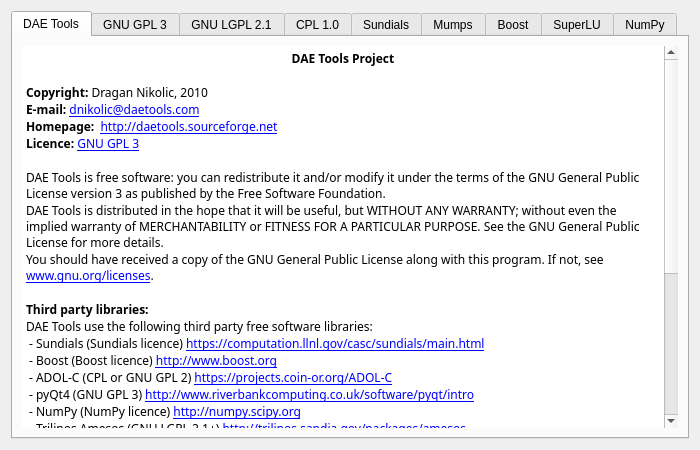
v1kko/daetools, file trunk/python-files/daePlotter/about.ui: the form before one commit.
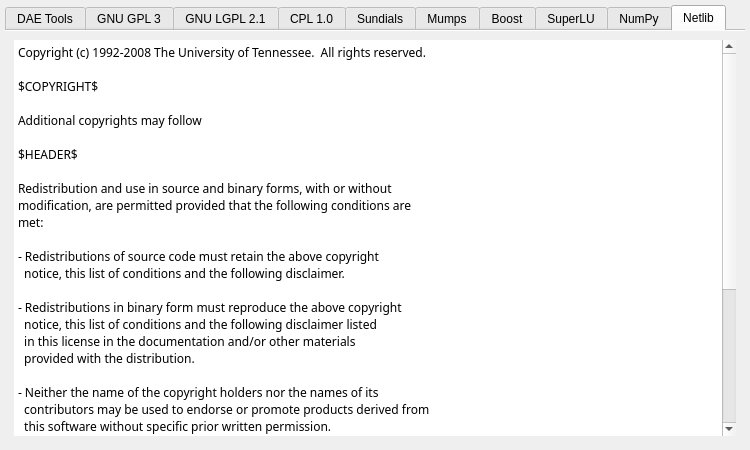
The form after the commit. The open tabs and pages were chosen to show the change. Icons and pictures are not drawn.

What changed in the file:
```diff
--- a/trunk/python-files/daePlotter/about.ui
+++ b/trunk/python-files/daePlotter/about.ui
@@ -6,7 +6,7 @@
    <rect>
     <x>0</x>
     <y>0</y>
-    <width>700</width>
+    <width>750</width>
     <height>450</height>
    </rect>
   </property>
@@ -18,6 +18,12 @@
     <normaloff>images/app.png</normaloff>images/app.png</iconset>
   </property>
   <layout class="QVBoxLayout" name="verticalLayout_9">
+   <property name="spacing">
+    <number>3</number>
+   </property>
+   <property name="margin">
+    <number>5</number>
+   </property>
    <item>
     <widget class="QTabWidget" name="tabWidget">
      <property name="tabPosition">
@@ -29,6 +35,9 @@
      <property name="currentIndex">
       <number>0</number>
      </property>
+     <property name="documentMode">
+      <bool>true</bool>
+     </property>
      <widget class="QWidget" name="tab">
       <attribute name="title">
        <string>DAE Tools</string>
@@ -78,16 +87,19 @@
 &lt;p style=&quot; margin-top:0px; margin-bottom:0px; margin-left:0px; margin-right:0px; -qt-block-indent:0; text-indent:0px;&quot;&gt;&lt;span style=&quot; font-size:9pt;&quot;&gt; - ADOL-C (CPL or GNU GPL 2) &lt;/span&gt;&lt;a href=&quot;https://projects.coin-or.org/ADOL-C&quot;&gt;&lt;span style=&quot; font-size:9pt; text-decoration: underline; color:#0000ff;&quot;&gt;https://projects.coin-or.org/ADOL-C&lt;/span&gt;&lt;/a&gt;&lt;/p&gt;
 &lt;p style=&quot; margin-top:0px; margin-bottom:0px; margin-left:0px; margin-right:0px; -qt-block-indent:0; text-indent:0px;&quot;&gt;&lt;span style=&quot; font-size:9pt;&quot;&gt; - pyQt4 (GNU GPL 3) &lt;/span&gt;&lt;a href=&quot;http://qt.nokia.com, http://www.riverbankcomputing.co.uk/software/pyqt/intro&quot;&gt;&lt;span style=&quot; font-size:9pt; text-decoration: underline; color:#0000ff;&quot;&gt;http://www.riverbankcomputing.co.uk/software/pyqt/intro&lt;/span&gt;&lt;/a&gt;&lt;/p&gt;
 &lt;p style=&quot; margin-top:0px; margin-bottom:0px; margin-left:0px; margin-right:0px; -qt-block-indent:0; text-indent:0px;&quot;&gt;&lt;span style=&quot; font-size:9pt;&quot;&gt; - NumPy (NumPy licence) &lt;/span&gt;&lt;a href=&quot;http://numpy.scipy.org&quot;&gt;&lt;span style=&quot; font-size:9pt; text-decoration: underline; color:#0000ff;&quot;&gt;http://numpy.scipy.org&lt;/span&gt;&lt;/a&gt;&lt;/p&gt;
+&lt;p style=&quot; margin-top:0px; margin-bottom:0px; margin-left:0px; margin-right:0px; -qt-block-indent:0; text-indent:0px;&quot;&gt;&lt;span style=&quot; font-size:9pt;&quot;&gt; - Blas/Lapack/CLapack (Netlib licence) &lt;/span&gt;&lt;a href=&quot;http://www.netlib.org&quot;&gt;&lt;span style=&quot; font-size:9pt; text-decoration: underline; color:#0000ff;&quot;&gt;http://www.netlib.org&lt;/span&gt;&lt;/a&gt;&lt;/p&gt;
+&lt;p style=&quot; margin-top:0px; margin-bottom:0px; margin-left:0px; margin-right:0px; -qt-block-indent:0; text-indent:0px;&quot;&gt;&lt;span style=&quot; font-size:9pt;&quot;&gt; - Atlas (Netlib licence) &lt;/span&gt;&lt;a href=&quot;http://math-atlas.sourceforge.net&quot;&gt;&lt;span style=&quot; font-size:9pt; text-decoration: underline; color:#0000ff;&quot;&gt;http://math-atlas.sourceforge.net&lt;/span&gt;&lt;/a&gt;&lt;/p&gt;
 &lt;p style=&quot; margin-top:0px; margin-bottom:0px; margin-left:0px; margin-right:0px; -qt-block-indent:0; text-indent:0px;&quot;&gt;&lt;span style=&quot; font-size:9pt;&quot;&gt; - Trilinos Amesos (GNU LGPL 2.1+) &lt;/span&gt;&lt;a href=&quot;http://trilinos.sandia.gov/packages/amesos&quot;&gt;&lt;span style=&quot; font-size:9pt; text-decoration: underline; color:#0000ff;&quot;&gt;http://trilinos.sandia.gov/packages/amesos&lt;/span&gt;&lt;/a&gt;&lt;/p&gt;
 &lt;p style=&quot; margin-top:0px; margin-bottom:0px; margin-left:0px; margin-right:0px; -qt-block-indent:0; text-indent:0px;&quot;&gt;&lt;span style=&quot; font-size:9pt;&quot;&gt; - SuperLU (SuperLU licence) &lt;/span&gt;&lt;a href=&quot;http://crd.lbl.gov/~xiaoye/SuperLU/index.html&quot;&gt;&lt;span style=&quot; font-size:9pt; text-decoration: underline; color:#0000ff;&quot;&gt;http://crd.lbl.gov/~xiaoye/SuperLU/index.html&lt;/span&gt;&lt;/a&gt;&lt;/p&gt;
 &lt;p style=&quot; margin-top:0px; margin-bottom:0px; margin-left:0px; margin-right:0px; -qt-block-indent:0; text-indent:0px;&quot;&gt;&lt;span style=&quot; font-size:9pt;&quot;&gt; - Umfpack (GNU GPL 2+) &lt;/span&gt;&lt;a href=&quot;http://www.cise.ufl.edu/research/sparse/umfpack&quot;&gt;&lt;span style=&quot; font-size:9pt; text-decoration: underline; color:#0000ff;&quot;&gt;http://www.cise.ufl.edu/research/sparse/umfpack&lt;/span&gt;&lt;/a&gt;&lt;/p&gt;
-&lt;p style=&quot; margin-top:0px; margin-bottom:0px; margin-left:0px; margin-right:0px; -qt-block-indent:0; text-indent:0px;&quot;&gt;&lt;span style=&quot; font-size:9pt;&quot;&gt; - IPOPT (CPL) &lt;/span&gt;&lt;a href=&quot;https://projects.coin-or.org/Ipopt&quot;&gt;&lt;span style=&quot; font-size:9pt; text-decoration: underline; color:#0000ff;&quot;&gt;https://projects.coin-or.org/Ipopt&lt;/span&gt;&lt;/a&gt;&lt;/p&gt;
-&lt;p style=&quot; margin-top:0px; margin-bottom:0px; margin-left:0px; margin-right:0px; -qt-block-indent:0; text-indent:0px;&quot;&gt;&lt;span style=&quot; font-size:9pt;&quot;&gt; - Bonmin (CPL) &lt;/span&gt;&lt;a href=&quot;https://projects.coin-or.org/Bonmin&quot;&gt;&lt;span style=&quot; font-size:9pt; text-decoration: underline; color:#0000ff;&quot;&gt;https://projects.coin-or.org/Bonmin&lt;/span&gt;&lt;/a&gt;&lt;/p&gt;
 &lt;p style=&quot; margin-top:0px; margin-bottom:0px; margin-left:0px; margin-right:0px; -qt-block-indent:0; text-indent:0px;&quot;&gt;&lt;span style=&quot; font-size:9pt;&quot;&gt; - MUMPS (public domain) &lt;/span&gt;&lt;a href=&quot;http://graal.ens-lyon.fr/MUMPS&quot;&gt;&lt;span style=&quot; font-size:9pt; text-decoration: underline; color:#0000ff;&quot;&gt;http://graal.ens-lyon.fr/MUMPS&lt;/span&gt;&lt;/a&gt;&lt;/p&gt;
+&lt;p style=&quot; margin-top:0px; margin-bottom:0px; margin-left:0px; margin-right:0px; -qt-block-indent:0; text-indent:0px;&quot;&gt;&lt;span style=&quot; font-size:9pt;&quot;&gt; - PORD (Juergen Schulze, University of Paderborn)&lt;/span&gt;&lt;/p&gt;
+&lt;p style=&quot; margin-top:0px; margin-bottom:0px; margin-left:0px; margin-right:0px; -qt-block-indent:0; text-indent:0px;&quot;&gt;&lt;span style=&quot; font-size:9pt;&quot;&gt; - Bonmin (CPL) &lt;/span&gt;&lt;a href=&quot;https://projects.coin-or.org/Bonmin&quot;&gt;&lt;span style=&quot; font-size:9pt; text-decoration: underline; color:#0000ff;&quot;&gt;https://projects.coin-or.org/Bonmin&lt;/span&gt;&lt;/a&gt;&lt;/p&gt;
 &lt;p style=&quot;-qt-paragraph-type:empty; margin-top:0px; margin-bottom:0px; margin-left:0px; margin-right:0px; -qt-block-indent:0; text-indent:0px; font-size:9pt;&quot;&gt;&lt;/p&gt;
-&lt;p style=&quot; margin-top:0px; margin-bottom:0px; margin-left:0px; margin-right:0px; -qt-block-indent:0; text-indent:0px;&quot;&gt;&lt;span style=&quot; font-size:9pt;&quot;&gt;DAE Tools use the following proprietary software libraries:&lt;/span&gt;&lt;/p&gt;
-&lt;p style=&quot; margin-top:0px; margin-bottom:0px; margin-left:0px; margin-right:0px; -qt-block-indent:0; text-indent:0px;&quot;&gt;&lt;span style=&quot; font-size:9pt;&quot;&gt; - Amd ACM &lt;/span&gt;&lt;a href=&quot;http://www.amd.com/acml&quot;&gt;&lt;span style=&quot; font-size:9pt; text-decoration: underline; color:#0000ff;&quot;&gt;http://www.amd.com/acml&lt;/span&gt;&lt;/a&gt;&lt;/p&gt;
-&lt;p style=&quot; margin-top:0px; margin-bottom:0px; margin-left:0px; margin-right:0px; -qt-block-indent:0; text-indent:0px;&quot;&gt;&lt;span style=&quot; font-size:9pt;&quot;&gt; - Intel MKL: &lt;/span&gt;&lt;a href=&quot;http://software.intel.com/en-us/articles/intel-mkl&quot;&gt;&lt;span style=&quot; font-size:9pt; text-decoration: underline; color:#0000ff;&quot;&gt;http://software.intel.com/en-us/articles/intel-mkl&lt;/span&gt;&lt;/a&gt;&lt;/p&gt;
+&lt;p style=&quot; margin-top:0px; margin-bottom:0px; margin-left:0px; margin-right:0px; -qt-block-indent:0; text-indent:0px;&quot;&gt;&lt;span style=&quot; font-size:9pt;&quot;&gt;DAE Tools can optionally use the following proprietary software libraries:&lt;/span&gt;&lt;/p&gt;
+&lt;p style=&quot; margin-top:0px; margin-bottom:0px; margin-left:0px; margin-right:0px; -qt-block-indent:0; text-indent:0px;&quot;&gt;&lt;span style=&quot; font-size:9pt;&quot;&gt; - Amd ACML &lt;/span&gt;&lt;a href=&quot;http://www.amd.com/acml&quot;&gt;&lt;span style=&quot; font-size:9pt; text-decoration: underline; color:#0000ff;&quot;&gt;http://www.amd.com/acml&lt;/span&gt;&lt;/a&gt;&lt;/p&gt;
+&lt;p style=&quot; margin-top:0px; margin-bottom:0px; margin-left:0px; margin-right:0px; -qt-block-indent:0; text-indent:0px;&quot;&gt;&lt;span style=&quot; font-size:9pt;&quot;&gt; - Intel MKL &lt;/span&gt;&lt;a href=&quot;http://software.intel.com/en-us/articles/intel-mkl&quot;&gt;&lt;span style=&quot; font-size:9pt; text-decoration: underline; color:#0000ff;&quot;&gt;http://software.intel.com/en-us/articles/intel-mkl&lt;/span&gt;&lt;/a&gt;&lt;/p&gt;
+&lt;p style=&quot; margin-top:0px; margin-bottom:0px; margin-left:0px; margin-right:0px; -qt-block-indent:0; text-indent:0px;&quot;&gt;&lt;span style=&quot; font-size:9pt;&quot;&gt; - METIS &lt;/span&gt;&lt;a href=&quot;http://glaros.dtc.umn.edu/gkhome/views/metis&quot;&gt;&lt;span style=&quot; font-size:9pt; text-decoration: underline; color:#0000ff;&quot;&gt;http://glaros.dtc.umn.edu/gkhome/views/metis&lt;/span&gt;&lt;/a&gt;&lt;/p&gt;
 &lt;p style=&quot;-qt-paragraph-type:empty; margin-top:0px; margin-bottom:0px; margin-left:0px; margin-right:0px; -qt-block-indent:0; text-indent:0px; font-size:9pt;&quot;&gt;&lt;/p&gt;
 &lt;p style=&quot; margin-top:0px; margin-bottom:0px; margin-left:0px; margin-right:0px; -qt-block-indent:0; text-indent:0px;&quot;&gt;&lt;span style=&quot; font-size:9pt; font-weight:600;&quot;&gt;NOTE:&lt;/span&gt;&lt;/p&gt;
 &lt;p style=&quot; margin-top:0px; margin-bottom:0px; margin-left:0px; margin-right:0px; -qt-block-indent:0; text-indent:0px;&quot;&gt;&lt;span style=&quot; font-size:9pt; font-weight:600;&quot;&gt;It is YOUR RESPONSIBILITY to ensure that you are entitled to download and use &lt;/span&gt;&lt;/p&gt;
@@ -1930,6 +1942,83 @@
        </item>
       </layout>
      </widget>
+     <widget class="QWidget" name="tab_8">
+      <attribute name="title">
+       <string>Netlib</string>
+      </attribute>
+      <layout class="QVBoxLayout" name="verticalLayout_16">
+       <item>
+        <layout class="QVBoxLayout" name="verticalLayout_22">
+         <item>
+          <widget class="QTextEdit" name="textSundials_9">
+           <property name="font">
+            <font>
+             <family>Sans Serif</family>
+            </font>
+           </property>
+           <property name="frameShape">
+            <enum>QFrame::NoFrame</enum>
+           </property>
+           <property name="frameShadow">
+            <enum>QFrame::Plain</enum>
+           </property>
+           <property name="undoRedoEnabled">
+            <bool>false</bool>
+           </property>
+           <property name="lineWrapMode">
+            <enum>QTextEdit::WidgetWidth</enum>
+           </property>
+           <property name="html">
+            <string>&lt;!DOCTYPE HTML PUBLIC &quot;-//W3C//DTD HTML 4.0//EN&quot; &quot;http://www.w3.org/TR/REC-html40/strict.dtd&quot;&gt;
+&lt;html&gt;&lt;head&gt;&lt;meta name=&quot;qrichtext&quot; content=&quot;1&quot; /&gt;&lt;style type=&quot;text/css&quot;&gt;
+p, li { white-space: pre-wrap; }
+&lt;/style&gt;&lt;/head&gt;&lt;body style=&quot; font-family:'Sans Serif'; font-size:10pt; font-weight:400; font-style:normal;&quot;&gt;
+&lt;p style=&quot; margin-top:12px; margin-bottom:0px; margin-left:0px; margin-right:0px; -qt-block-indent:0; text-indent:0px;&quot;&gt;&lt;span style=&quot; font-family:'Courier New,courier'; font-size:9pt;&quot;&gt;Copyright (c) 1992-2008 The University of Tennessee.  All rights reserved.&lt;/span&gt;&lt;/p&gt;
+&lt;p style=&quot;-qt-paragraph-type:empty; margin-top:0px; margin-bottom:0px; margin-left:0px; margin-right:0px; -qt-block-indent:0; text-indent:0px; font-family:'Courier New,courier'; font-size:9pt;&quot;&gt;&lt;/p&gt;
+&lt;p style=&quot; margin-top:0px; margin-bottom:0px; margin-left:0px; margin-right:0px; -qt-block-indent:0; text-indent:0px;&quot;&gt;&lt;span style=&quot; font-family:'Courier New,courier'; font-size:9pt;&quot;&gt;$COPYRIGHT$&lt;/span&gt;&lt;/p&gt;
+&lt;p style=&quot;-qt-paragraph-type:empty; margin-top:0px; margin-bottom:0px; margin-left:0px; margin-right:0px; -qt-block-indent:0; text-indent:0px; font-family:'Courier New,courier'; font-size:9pt;&quot;&gt;&lt;/p&gt;
+&lt;p style=&quot; margin-top:0px; margin-bottom:0px; margin-left:0px; margin-right:0px; -qt-block-indent:0; text-indent:0px;&quot;&gt;&lt;span style=&quot; font-family:'Courier New,courier'; font-size:9pt;&quot;&gt;Additional copyrights may follow&lt;/span&gt;&lt;/p&gt;
+&lt;p style=&quot;-qt-paragraph-type:empty; margin-top:0px; margin-bottom:0px; margin-left:0px; margin-right:0px; -qt-block-indent:0; text-indent:0px; font-family:'Courier New,courier'; font-size:9pt;&quot;&gt;&lt;/p&gt;
+&lt;p style=&quot; margin-top:0px; margin-bottom:0px; margin-left:0px; margin-right:0px; -qt-block-indent:0; text-indent:0px;&quot;&gt;&lt;span style=&quot; font-family:'Courier New,courier'; font-size:9pt;&quot;&gt;$HEADER$&lt;/span&gt;&lt;/p&gt;
+&lt;p style=&quot;-qt-paragraph-type:empty; margin-top:0px; margin-bottom:0px; margin-left:0px; margin-right:0px; -qt-block-indent:0; text-indent:0px; font-family:'Courier New,courier'; font-size:9pt;&quot;&gt;&lt;/p&gt;
+&lt;p style=&quot; margin-top:0px; margin-bottom:0px; margin-left:0px; margin-right:0px; -qt-block-indent:0; text-indent:0px;&quot;&gt;&lt;span style=&quot; font-family:'Courier New,courier'; font-size:9pt;&quot;&gt;Redistribution and use in source and binary forms, with or without&lt;/span&gt;&lt;/p&gt;
+&lt;p style=&quot; margin-top:0px; margin-bottom:0px; margin-left:0px; margin-right:0px; -qt-block-indent:0; text-indent:0px;&quot;&gt;&lt;span style=&quot; font-family:'Courier New,courier'; font-size:9pt;&quot;&gt;modification, are permitted provided that the following conditions are&lt;/span&gt;&lt;/p&gt;
+&lt;p style=&quot; margin-top:0px; margin-bottom:0px; margin-left:0px; margin-right:0px; -qt-block-indent:0; text-indent:0px;&quot;&gt;&lt;span style=&quot; font-family:'Courier New,courier'; font-size:9pt;&quot;&gt;met:&lt;/span&gt;&lt;/p&gt;
+&lt;p style=&quot;-qt-paragraph-type:empty; margin-top:0px; margin-bottom:0px; margin-left:0px; margin-right:0px; -qt-block-indent:0; text-indent:0px; font-family:'Courier New,courier'; font-size:9pt;&quot;&gt;&lt;/p&gt;
+&lt;p style=&quot; margin-top:0px; margin-bottom:0px; margin-left:0px; margin-right:0px; -qt-block-indent:0; text-indent:0px;&quot;&gt;&lt;span style=&quot; font-family:'Courier New,courier'; font-size:9pt;&quot;&gt;- Redistributions of source code must retain the above copyright&lt;/span&gt;&lt;/p&gt;
+&lt;p style=&quot; margin-top:0px; margin-bottom:0px; margin-left:0px; margin-right:0px; -qt-block-indent:0; text-indent:0px;&quot;&gt;&lt;span style=&quot; font-family:'Courier New,courier'; font-size:9pt;&quot;&gt;  notice, this list of conditions and the following disclaimer. &lt;/span&gt;&lt;/p&gt;
+&lt;p style=&quot; margin-top:0px; margin-bottom:0px; margin-left:0px; margin-right:0px; -qt-block-indent:0; text-indent:0px;&quot;&gt;&lt;span style=&quot; font-family:'Courier New,courier'; font-size:9pt;&quot;&gt;  &lt;/span&gt;&lt;/p&gt;
+&lt;p style=&quot; margin-top:0px; margin-bottom:0px; margin-left:0px; margin-right:0px; -qt-block-indent:0; text-indent:0px;&quot;&gt;&lt;span style=&quot; font-family:'Courier New,courier'; font-size:9pt;&quot;&gt;- Redistributions in binary form must reproduce the above copyright&lt;/span&gt;&lt;/p&gt;
+&lt;p style=&quot; margin-top:0px; margin-bottom:0px; margin-left:0px; margin-right:0px; -qt-block-indent:0; text-indent:0px;&quot;&gt;&lt;span style=&quot; font-family:'Courier New,courier'; font-size:9pt;&quot;&gt;  notice, this list of conditions and the following disclaimer listed&lt;/span&gt;&lt;/p&gt;
+&lt;p style=&quot; margin-top:0px; margin-bottom:0px; margin-left:0px; margin-right:0px; -qt-block-indent:0; text-indent:0px;&quot;&gt;&lt;span style=&quot; font-family:'Courier New,courier'; font-size:9pt;&quot;&gt;  in this license in the documentation and/or other materials&lt;/span&gt;&lt;/p&gt;
+&lt;p style=&quot; margin-top:0px; margin-bottom:0px; margin-left:0px; margin-right:0px; -qt-block-indent:0; text-indent:0px;&quot;&gt;&lt;span style=&quot; font-family:'Courier New,courier'; font-size:9pt;&quot;&gt;  provided with the distribution.&lt;/span&gt;&lt;/p&gt;
+&lt;p style=&quot; margin-top:0px; margin-bottom:0px; margin-left:0px; margin-right:0px; -qt-block-indent:0; text-indent:0px;&quot;&gt;&lt;span style=&quot; font-family:'Courier New,courier'; font-size:9pt;&quot;&gt;  &lt;/span&gt;&lt;/p&gt;
+&lt;p style=&quot; margin-top:0px; margin-bottom:0px; margin-left:0px; margin-right:0px; -qt-block-indent:0; text-indent:0px;&quot;&gt;&lt;span style=&quot; font-family:'Courier New,courier'; font-size:9pt;&quot;&gt;- Neither the name of the copyright holders nor the names of its&lt;/span&gt;&lt;/p&gt;
+&lt;p style=&quot; margin-top:0px; margin-bottom:0px; margin-left:0px; margin-right:0px; -qt-block-indent:0; text-indent:0px;&quot;&gt;&lt;span style=&quot; font-family:'Courier New,courier'; font-size:9pt;&quot;&gt;  contributors may be used to endorse or promote products derived from&lt;/span&gt;&lt;/p&gt;
+&lt;p style=&quot; margin-top:0px; margin-bottom:0px; margin-left:0px; margin-right:0px; -qt-block-indent:0; text-indent:0px;&quot;&gt;&lt;span style=&quot; font-family:'Courier New,courier'; font-size:9pt;&quot;&gt;  this software without specific prior written permission.&lt;/span&gt;&lt;/p&gt;
+&lt;p style=&quot; margin-top:0px; margin-bottom:0px; margin-left:0px; margin-right:0px; -qt-block-indent:0; text-indent:0px;&quot;&gt;&lt;span style=&quot; font-family:'Courier New,courier'; font-size:9pt;&quot;&gt;  &lt;/span&gt;&lt;/p&gt;
+&lt;p style=&quot; margin-top:0px; margin-bottom:0px; margin-left:0px; margin-right:0px; -qt-block-indent:0; text-indent:0px;&quot;&gt;&lt;span style=&quot; font-family:'Courier New,courier'; font-size:9pt;&quot;&gt;THIS SOFTWARE IS PROVIDED BY THE COPYRIGHT HOLDERS AND CONTRIBUTORS&lt;/span&gt;&lt;/p&gt;
+&lt;p style=&quot; margin-top:0px; margin-bottom:0px; margin-left:0px; margin-right:0px; -qt-block-indent:0; text-indent:0px;&quot;&gt;&lt;span style=&quot; font-family:'Courier New,courier'; font-size:9pt;&quot;&gt;&amp;quot;AS IS&amp;quot; AND ANY EXPRESS OR IMPLIED WARRANTIES, INCLUDING, BUT NOT  &lt;/span&gt;&lt;/p&gt;
+&lt;p style=&quot; margin-top:0px; margin-bottom:0px; margin-left:0px; margin-right:0px; -qt-block-indent:0; text-indent:0px;&quot;&gt;&lt;span style=&quot; font-family:'Courier New,courier'; font-size:9pt;&quot;&gt;LIMITED TO, THE IMPLIED WARRANTIES OF MERCHANTABILITY AND FITNESS FOR&lt;/span&gt;&lt;/p&gt;
+&lt;p style=&quot; margin-top:0px; margin-bottom:0px; margin-left:0px; margin-right:0px; -qt-block-indent:0; text-indent:0px;&quot;&gt;&lt;span style=&quot; font-family:'Courier New,courier'; font-size:9pt;&quot;&gt;A PARTICULAR PURPOSE ARE DISCLAIMED. IN NO EVENT SHALL THE COPYRIGHT &lt;/span&gt;&lt;/p&gt;
+&lt;p style=&quot; margin-top:0px; margin-bottom:0px; margin-left:0px; margin-right:0px; -qt-block-indent:0; text-indent:0px;&quot;&gt;&lt;span style=&quot; font-family:'Courier New,courier'; font-size:9pt;&quot;&gt;OWNER OR CONTRIBUTORS BE LIABLE FOR ANY DIRECT, INDIRECT, INCIDENTAL,&lt;/span&gt;&lt;/p&gt;
+&lt;p style=&quot; margin-top:0px; margin-bottom:0px; margin-left:0px; margin-right:0px; -qt-block-indent:0; text-indent:0px;&quot;&gt;&lt;span style=&quot; font-family:'Courier New,courier'; font-size:9pt;&quot;&gt;SPECIAL, EXEMPLARY, OR CONSEQUENTIAL DAMAGES (INCLUDING, BUT NOT&lt;/span&gt;&lt;/p&gt;
+&lt;p style=&quot; margin-top:0px; margin-bottom:0px; margin-left:0px; margin-right:0px; -qt-block-indent:0; text-indent:0px;&quot;&gt;&lt;span style=&quot; font-family:'Courier New,courier'; font-size:9pt;&quot;&gt;LIMITED TO, PROCUREMENT OF SUBSTITUTE GOODS OR SERVICES; LOSS OF USE,&lt;/span&gt;&lt;/p&gt;
+&lt;p style=&quot; margin-top:0px; margin-bottom:0px; margin-left:0px; margin-right:0px; -qt-block-indent:0; text-indent:0px;&quot;&gt;&lt;span style=&quot; font-family:'Courier New,courier'; font-size:9pt;&quot;&gt;DATA, OR PROFITS; OR BUSINESS INTERRUPTION) HOWEVER CAUSED AND ON ANY&lt;/span&gt;&lt;/p&gt;
+&lt;p style=&quot; margin-top:0px; margin-bottom:0px; margin-left:0px; margin-right:0px; -qt-block-indent:0; text-indent:0px;&quot;&gt;&lt;span style=&quot; font-family:'Courier New,courier'; font-size:9pt;&quot;&gt;THEORY OF LIABILITY, WHETHER IN CONTRACT, STRICT LIABILITY, OR TORT  &lt;/span&gt;&lt;/p&gt;
+&lt;p style=&quot; margin-top:0px; margin-bottom:0px; margin-left:0px; margin-right:0px; -qt-block-indent:0; text-indent:0px;&quot;&gt;&lt;span style=&quot; font-family:'Courier New,courier'; font-size:9pt;&quot;&gt;(INCLUDING NEGLIGENCE OR OTHERWISE) ARISING IN ANY WAY OUT OF THE USE&lt;/span&gt;&lt;/p&gt;
+&lt;p style=&quot; margin-top:0px; margin-bottom:0px; margin-left:0px; margin-right:0px; -qt-block-indent:0; text-indent:0px;&quot;&gt;&lt;span style=&quot; font-family:'Courier New,courier'; font-size:9pt;&quot;&gt;OF THIS SOFTWARE, EVEN IF ADVISED OF THE POSSIBILITY OF SUCH DAMAGE. &lt;/span&gt;&lt;/p&gt;
+&lt;p style=&quot;-qt-paragraph-type:empty; margin-top:0px; margin-bottom:12px; margin-left:0px; margin-right:0px; -qt-block-indent:0; text-indent:0px; font-family:'Courier New,courier'; font-size:9pt;&quot;&gt;&lt;/p&gt;&lt;/body&gt;&lt;/html&gt;</string>
+           </property>
+           <property name="textInteractionFlags">
+            <set>Qt::LinksAccessibleByKeyboard|Qt::LinksAccessibleByMouse|Qt::TextBrowserInteraction|Qt::TextSelectableByKeyboard|Qt::TextSelectableByMouse</set>
+           </property>
+          </widget>
+         </item>
+        </layout>
+       </item>
+      </layout>
+     </widget>
     </widget>
    </item>
   </layout>
```
